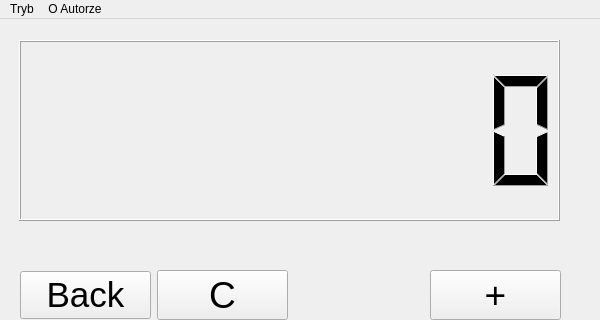
The window that mainwindow.ui (askorzewski/Kalkulator) describes before a commit, drawn with Qt 5; both pictures show x 0 to 600 and y 0 to 320 of the 600 by 700 pixel window.
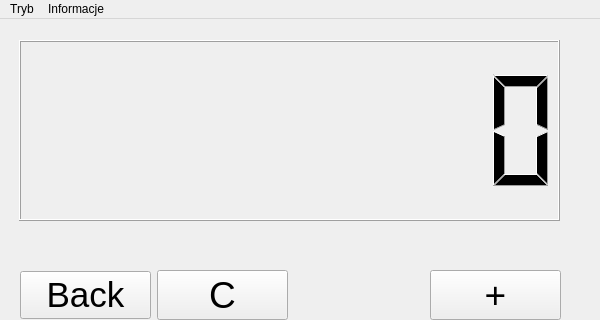
The same window after the commit. Icons and pictures are not drawn.

Commit message: Obsługa błędów, informacje o autorze

The edit to the form file:
```diff
--- a/mainwindow.ui
+++ b/mainwindow.ui
@@ -314,7 +314,7 @@
    </widget>
    <widget class="QMenu" name="menuO_Autorze">
     <property name="title">
-     <string>O Autorze</string>
+     <string>Informacje</string>
     </property>
    </widget>
    <addaction name="menuTryb"/>
```
Left out of the diff: 18 changed lines with no effect on the pictures. The commit also changes 4 other files.
